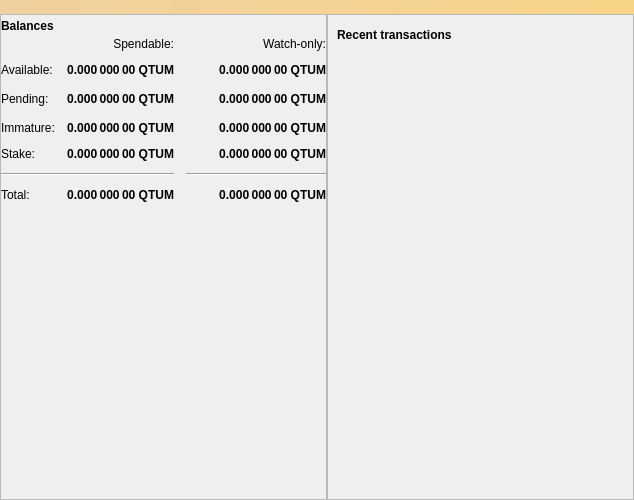
qtumproject/qtum-enterprise, file src/qt/forms/overviewpage.ui: the form before one commit.
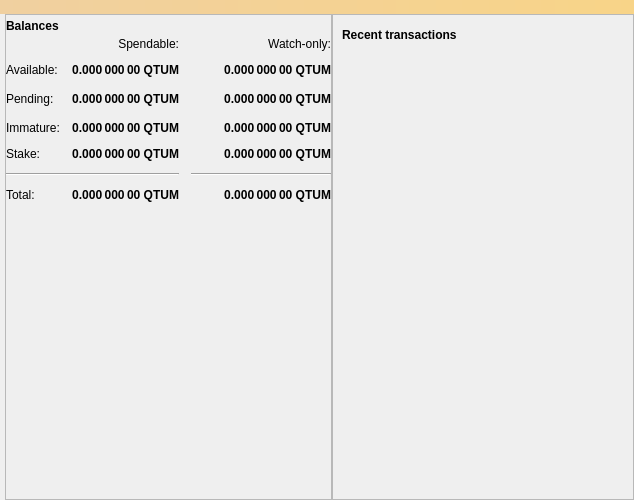
The form after the commit. Icons and pictures are not drawn.

```diff
--- a/src/qt/forms/overviewpage.ui
+++ b/src/qt/forms/overviewpage.ui
@@ -58,6 +58,9 @@
     <layout class="QHBoxLayout" name="horizontalLayout" stretch="1,1">
      <item>
       <layout class="QVBoxLayout" name="verticalLayout_2">
+       <property name="leftMargin">
+        <number>5</number>
+       </property>
        <item>
         <widget class="QFrame" name="frame">
          <property name="frameShape">
```
